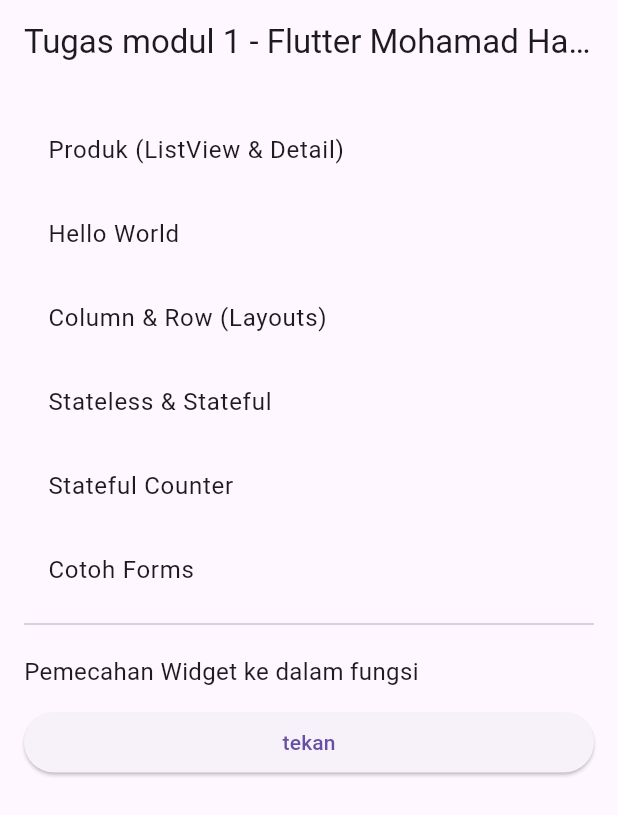
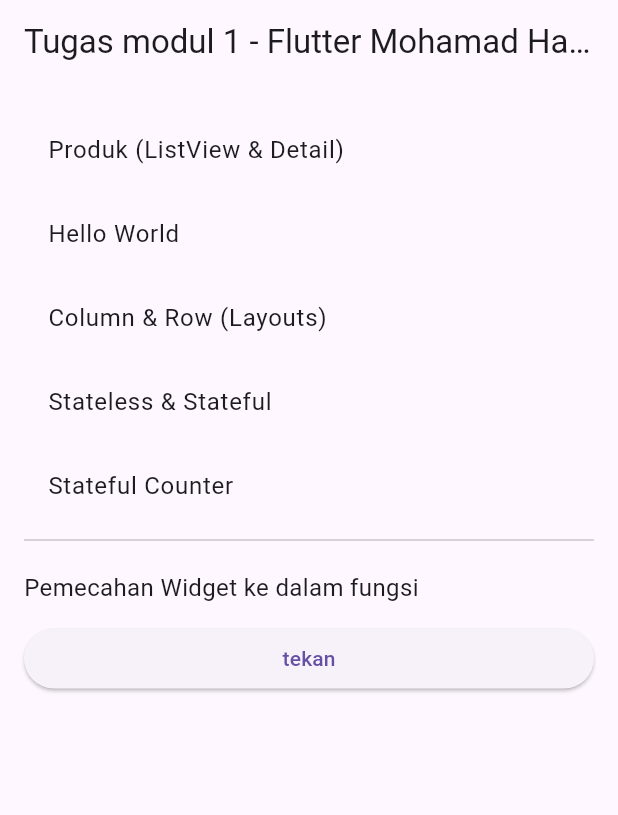
Before and after one commit to hasbikana/flutter_application_modul2, a Flutter app: the screen it shows after launch, on a phone screen of 412 x 824 dp. Shown: the top 815 px of the screen. Run offline on Flutter 3.47's test engine with Material 3 defaults, Android fonts, the phone set to English and light mode, and no system bars.

Commit message:
Memperbaiki import dan referensi class di main.dart

```diff
--- a/lib/main.dart
+++ b/lib/main.dart
@@ -2,9 +2,8 @@ import 'package:flutter/material.dart';
 import 'widgets/hello_world.dart';
 import 'widgets/layouts.dart';
 import 'widgets/stateless_stateful.dart';
-import 'widgets/forms.dart';
 import 'widgets/helpers.dart';
-import 'widgets/product_list.dart';
+import 'widgets/daftar_produk.dart';
 
 void main() {
   runApp(const MyApp());
@@ -35,7 +34,7 @@ class HomePage extends StatelessWidget {
         children: [
           ListTile(
             title: const Text('Produk (ListView & Detail)'),
-            onTap: () => Navigator.of(context).push(MaterialPageRoute(builder: (_) => const ProductListPage())),
+            onTap: () => Navigator.of(context).push(MaterialPageRoute(builder: (_) => const HalamanDaftarProduk())),
           ),
           ListTile(
             title: const Text('Hello World'),
@@ -53,10 +52,6 @@ class HomePage extends StatelessWidget {
             title: const Text('Stateful Counter'),
             onTap: () => Navigator.of(context).push(MaterialPageRoute(builder: (_) => const StatefulExample())),
           ),
-          ListTile(
-            title: const Text('Cotoh Forms'),
-            onTap: () => Navigator.of(context).push(MaterialPageRoute(builder: (_) => const FormsPage())),
-          ),
           const Divider(),
           Padding(
             padding: const EdgeInsets.symmetric(vertical: 12),
```
